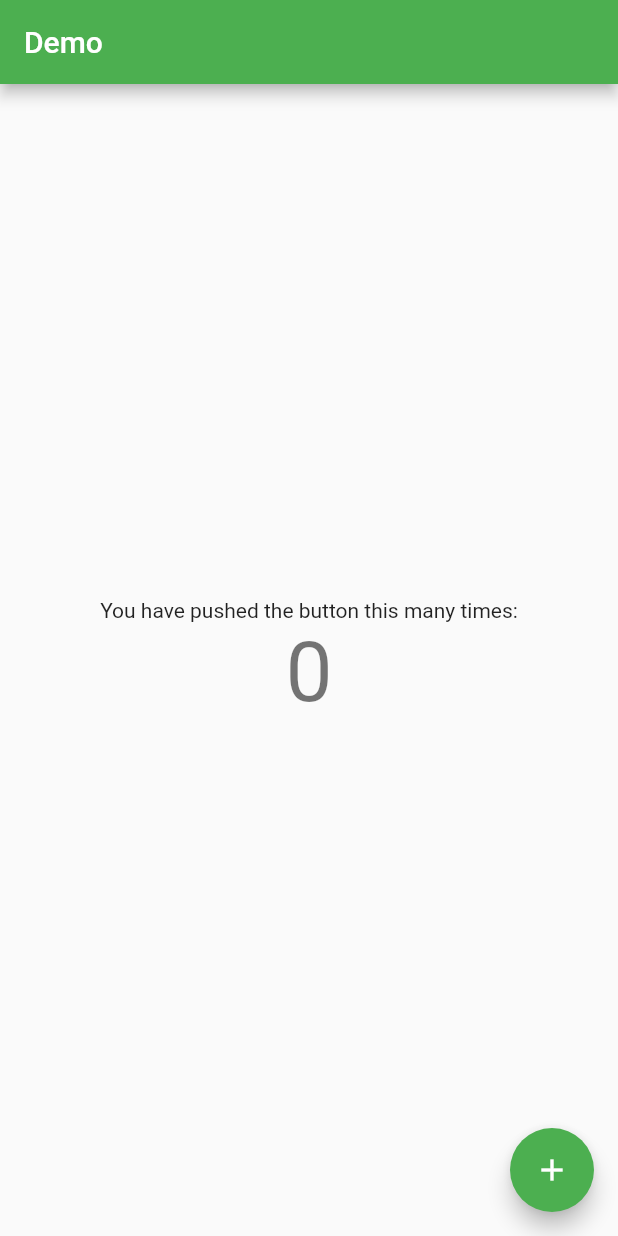
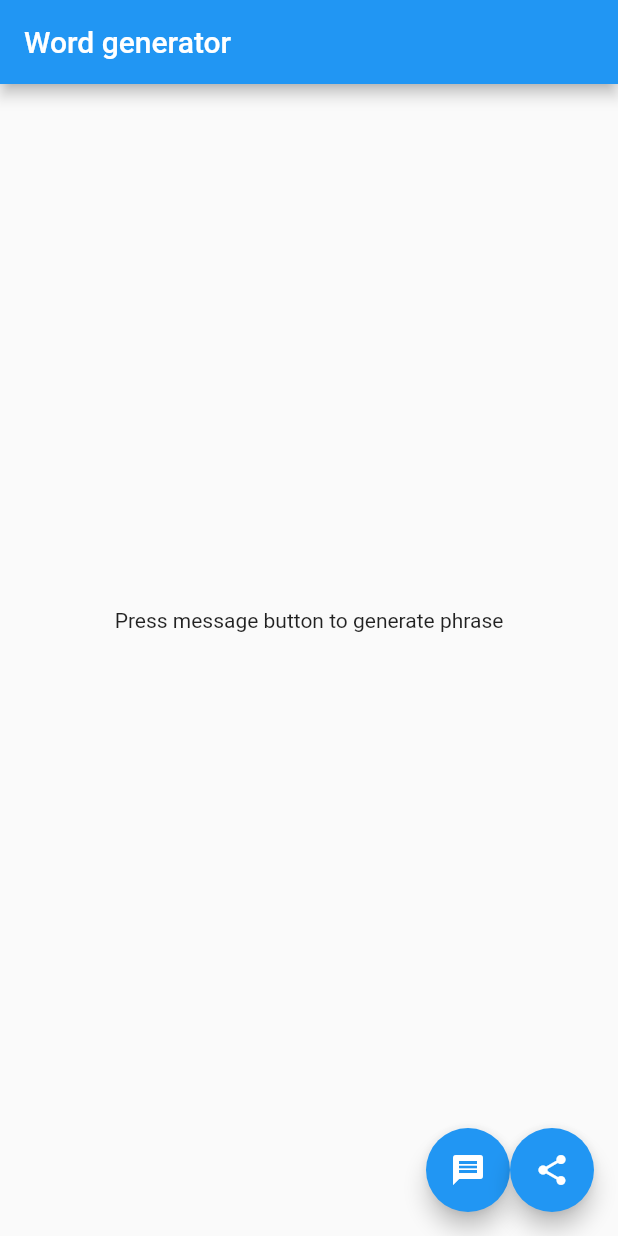
Before and after one commit to savak1990/TestRepository, a Flutter app: the screen it shows after launch, on a phone screen of 412 x 824 dp. Run offline on Flutter 3.47's test engine with Material 2 defaults, Android fonts, the phone set to English and light mode, and no system bars; missing offline and left inert: random_words.

Commit message:
Implemented random word generator functionality

```diff
--- a/lib/main.dart
+++ b/lib/main.dart
@@ -1,4 +1,5 @@
 import 'package:flutter/material.dart';
+import 'package:random_words/random_words.dart';
 
 void main() => runApp(MyApp());
 
@@ -6,11 +7,11 @@ class MyApp extends StatelessWidget {
   @override
   Widget build(BuildContext context) {
     return MaterialApp(
-      title: 'Flutter Demo',
+      title: 'Word generator',
       theme: ThemeData(
-        primarySwatch: Colors.green,
+        primarySwatch: Colors.blue,
       ),
-      home: MyHomePage(title: 'Demo'),
+      home: MyHomePage(title: 'Word generator'),
     );
   }
 }
@@ -25,12 +26,18 @@ class MyHomePage extends StatefulWidget {
 }
 
 class _MyHomePageState extends State<MyHomePage> {
-  int _counter = 0;
+  String _randomPhrase = '';
 
-  void _incrementCounter() {
+  void _handleMessageButton() {
     setState(() {
-      _counter++;
+      String adj = generateAdjective().elementAt(0).toString().toLowerCase();
+      String noun = generateNoun().elementAt(0).toString().toLowerCase();
+      _randomPhrase = '$adj $noun';
     });
+  }
+
+  void _handleShareButton() {
+    // TODO
   }
 
   @override
@@ -44,19 +51,31 @@ class _MyHomePageState extends State<MyHomePage> {
           mainAxisAlignment: MainAxisAlignment.center,
           children: <Widget>[
             Text(
-              'You have pushed the button this many times:',
+              _randomPhrase == ''
+                  ? 'Press message button to generate phrase'
+                  : 'Generated random phrase:',
             ),
             Text(
-              '$_counter',
-              style: Theme.of(context).textTheme.display3,
+              '$_randomPhrase',
+              style: Theme.of(context).textTheme.display2,
             ),
           ],
         ),
       ),
-      floatingActionButton: FloatingActionButton(
-        onPressed: _incrementCounter,
-        tooltip: 'Increment',
-        child: Icon(Icons.add),
+      floatingActionButton: Row(
+        mainAxisAlignment: MainAxisAlignment.end,
+        children: <Widget>[
+          FloatingActionButton(
+            onPressed: _handleMessageButton,
+            tooltip: 'Generate',
+            child: Icon(Icons.message),
+          ),
+          FloatingActionButton(
+            onPressed: _handleShareButton,
+            tooltip: 'Share',
+            child: Icon(Icons.share),
+          ),
+        ],
       ),
     );
   }
--- a/pubspec.yaml
+++ b/pubspec.yaml
@@ -10,6 +10,7 @@ dependencies:
   flutter:
     sdk: flutter
 
+  random_words: ^1.0.2
   cupertino_icons: ^0.1.2
 
 dev_dependencies:
```
Also changed, not shown: pubspec.lock.
